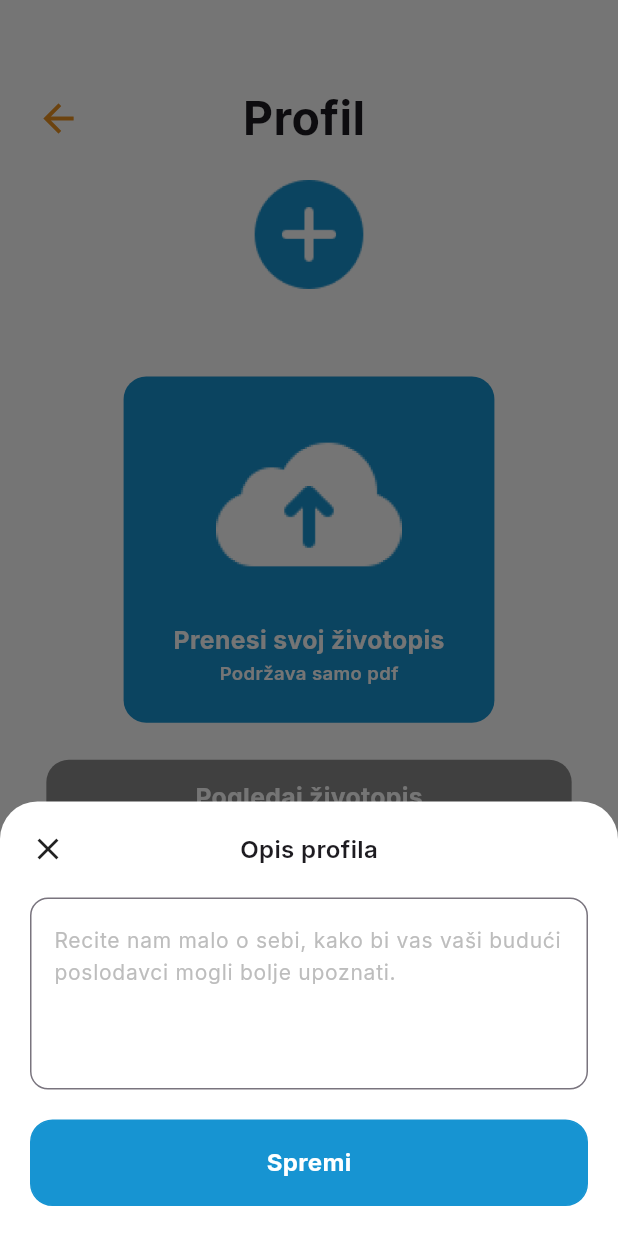
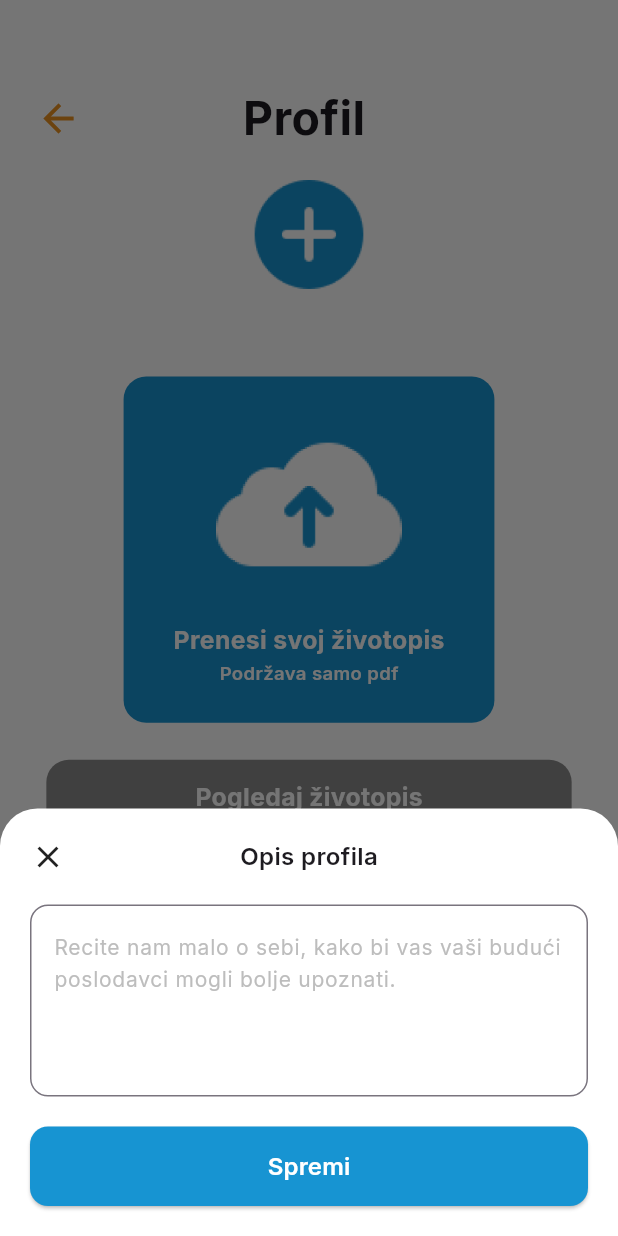
Before and after one commit to Aschmenzy/Odlikas_Flutter, a Flutter app: the ProfilePage screen opened directly, after a tap on "Recite nam nešto o sebi...", on a phone screen of 412 x 824 dp. Run offline on Flutter 3.47's test engine with Material 3 defaults, Android fonts, the light colour scheme and no system bars; drawn by our look-alikes of dotted_border; our stand-ins replace cloud_firestore, firebase_core, flutter_dotenv, google_fonts, hive_flutter, ionicons and 1 more; accounts and stored records are empty.

Commit message:
Modal error fix

```diff
--- a/odlikas_mobilna/lib/pages/PreferencesPage/update_preferences_page.dart
+++ b/odlikas_mobilna/lib/pages/PreferencesPage/update_preferences_page.dart
@@ -3,7 +3,6 @@ import 'package:flutter/material.dart';
 import 'package:google_fonts/google_fonts.dart';
 import 'package:hive_flutter/hive_flutter.dart';
 import 'package:odlikas_mobilna/constants/constants.dart';
-import 'package:odlikas_mobilna/pages/HomePage/home_page.dart';
 import 'package:odlikas_mobilna/utilities/custom_button.dart';
 import 'Widgets/numberSelector.dart';
 
--- a/odlikas_mobilna/lib/pages/ProfilePage/Widgets/descriptionModal.dart
+++ b/odlikas_mobilna/lib/pages/ProfilePage/Widgets/descriptionModal.dart
@@ -1,11 +1,8 @@
-import 'dart:nativewrappers/_internal/vm/lib/ffi_allocation_patch.dart';
-
 import 'package:flutter/material.dart';
 import 'package:google_fonts/google_fonts.dart';
 import 'package:odlikas_mobilna/constants/constants.dart';
-import 'package:odlikas_mobilna/utilities/custom_button.dart';
 
-class DescriptionModal extends StatelessWidget {
+class DescriptionModal extends StatefulWidget {
   final Function(String)? onSave;
   final String? initialValue;
 
@@ -16,10 +13,26 @@ class DescriptionModal extends StatelessWidget {
   });
 
   @override
+  State<DescriptionModal> createState() => _DescriptionModalState();
+}
+
+class _DescriptionModalState extends State<DescriptionModal> {
+  late TextEditingController _controller;
+
+  @override
+  void initState() {
+    super.initState();
+    _controller = TextEditingController(text: widget.initialValue);
+  }
+
+  @override
+  void dispose() {
+    _controller.dispose();
+    super.dispose();
+  }
+
+  @override
   Widget build(BuildContext context) {
-    final TextEditingController _controller =
-        TextEditingController(text: initialValue);
-
     return Padding(
       padding: EdgeInsets.only(
         bottom: MediaQuery.of(context).viewInsets.bottom,
@@ -64,16 +77,30 @@ class DescriptionModal extends StatelessWidget {
               ),
             ),
             const SizedBox(height: 20),
-            MyButton(
-                buttonText: "Spremi",
-                ontap: onSave?.call(_controller.text),
-                height: MediaQuery.of(context).size.height * 0.07,
-                width: MediaQuery.of(context).size.width,
-                decorationColor: AppColors.primary,
-                borderColor: AppColors.primary,
-                textColor: AppColors.background,
-                fontWeight: FontWeight.w700,
-                fontSize: 16)
+            SizedBox(
+              width: double.infinity,
+              child: ElevatedButton(
+                onPressed: () {
+                  widget.onSave?.call(_controller.text);
+                  Navigator.pop(context);
+                },
+                style: ElevatedButton.styleFrom(
+                  backgroundColor: AppColors.primary,
+                  padding: const EdgeInsets.symmetric(vertical: 15),
+                  shape: RoundedRectangleBorder(
+                    borderRadius: BorderRadius.circular(12),
+                  ),
+                ),
+                child: Text(
+                  'Spremi',
+                  style: GoogleFonts.inter(
+                    color: Colors.white,
+                    fontSize: 16,
+                    fontWeight: FontWeight.w600,
+                  ),
+                ),
+              ),
+            ),
           ],
         ),
       ),
--- a/odlikas_mobilna/lib/pages/ProfilePage/profile_page.dart
+++ b/odlikas_mobilna/lib/pages/ProfilePage/profile_page.dart
@@ -55,8 +55,6 @@ class _ProfilePageState extends State<ProfilePage> {
     }
 
     try {
-      // Save the description to Firestore
-      //find the document by the email and set the description
       await FirebaseFirestore.instance
           .collection('studentProfiles')
           .doc(email)
@@ -76,13 +74,15 @@ class _ProfilePageState extends State<ProfilePage> {
         borderRadius: BorderRadius.vertical(top: Radius.circular(25.0)),
       ),
       context: context,
-      builder: (context) => DescriptionModal(
+      builder: (_) => DescriptionModal(
         initialValue: _description,
-        onSave: (value) {
-          setState(() {
-            _description = value;
-          });
-          _saveDescription(value);
+        onSave: (value) async {
+          await _saveDescription(value);
+          if (mounted) {
+            setState(() {
+              _description = value;
+            });
+          }
         },
       ),
     );
```
